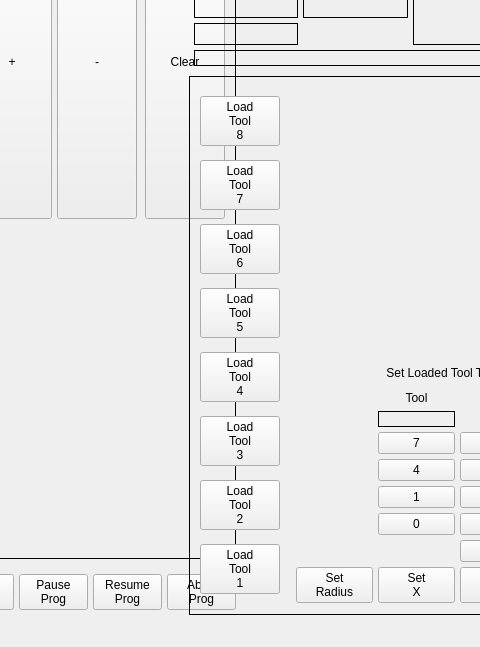
Above: mill_touch_v6/ui/mainwindow.ui from jethornton/mill_touch_v6 before the change; both pictures show x 559 to 1039 and y 121 to 768 of the 1280 by 768 pixel window. Below: the same form after it.
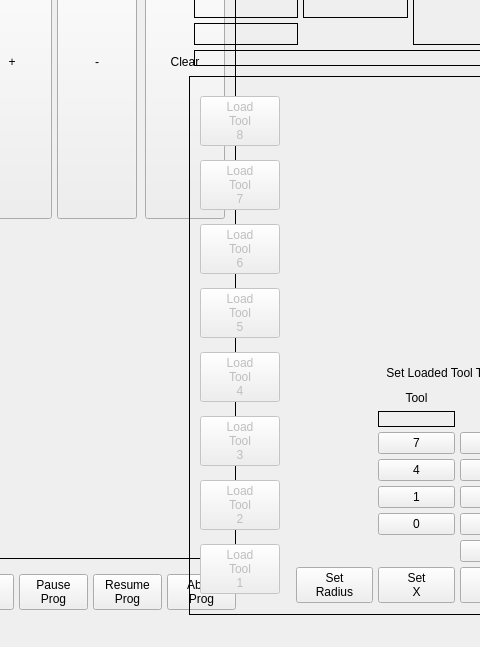
That is the form after the change. The open tabs and pages were chosen to show the change. Custom widgets are drawn as their Qt base class.

Commit message: make tool select enabled after machine enable

Patch:
```diff
--- a/mill_touch_v6/ui/mainwindow.ui
+++ b/mill_touch_v6/ui/mainwindow.ui
@@ -5887,8 +5887,11 @@
          <widget class="QWidget" name="page_15">
           <layout class="QHBoxLayout" name="horizontalLayout_11">
            <item>
-            <widget class="QWidget" name="verticalWidget" native="true">
-             <layout class="QVBoxLayout" name="verticalLayout_12">
+            <widget class="VCPWidget" name="widget">
+             <property name="rules" stdset="0">
+              <string>[{&quot;channels&quot;: [{&quot;url&quot;: &quot;status:enabled&quot;, &quot;trigger&quot;: true}], &quot;property&quot;: &quot;Enable&quot;, &quot;expression&quot;: &quot;ch[0]&quot;, &quot;name&quot;: &quot;Enabled&quot;}]</string>
+             </property>
+             <layout class="QVBoxLayout" name="verticalLayout_18">
               <property name="spacing">
                <number>5</number>
               </property>
@@ -5907,7 +5910,7 @@
               <item>
                <widget class="MDIButton" name="mdibutton_25">
                 <property name="enabled">
-                 <bool>true</bool>
+                 <bool>false</bool>
                 </property>
                 <property name="text">
                  <string>Load
@@ -5922,7 +5925,7 @@
               <item>
                <widget class="MDIButton" name="mdibutton_24">
                 <property name="enabled">
-                 <bool>true</bool>
+                 <bool>false</bool>
                 </property>
                 <property name="text">
                  <string>Load
@@ -5937,7 +5940,7 @@
               <item>
                <widget class="MDIButton" name="mdibutton_23">
                 <property name="enabled">
-                 <bool>true</bool>
+                 <bool>false</bool>
                 </property>
                 <property name="text">
                  <string>Load
@@ -5952,7 +5955,7 @@
               <item>
                <widget class="MDIButton" name="mdibutton_22">
                 <property name="enabled">
-                 <bool>true</bool>
+                 <bool>false</bool>
                 </property>
                 <property name="text">
                  <string>Load
@@ -5967,7 +5970,7 @@
               <item>
                <widget class="MDIButton" name="mdibutton_21">
                 <property name="enabled">
-                 <bool>true</bool>
+                 <bool>false</bool>
                 </property>
                 <property name="text">
                  <string>Load
@@ -5982,7 +5985,7 @@
               <item>
                <widget class="MDIButton" name="mdibutton_20">
                 <property name="enabled">
-                 <bool>true</bool>
+                 <bool>false</bool>
                 </property>
                 <property name="text">
                  <string>Load
@@ -5997,7 +6000,7 @@
               <item>
                <widget class="MDIButton" name="mdibutton_19">
                 <property name="enabled">
-                 <bool>true</bool>
+                 <bool>false</bool>
                 </property>
                 <property name="text">
                  <string>Load
@@ -6012,7 +6015,7 @@
               <item>
                <widget class="MDIButton" name="mdibutton_18">
                 <property name="enabled">
-                 <bool>true</bool>
+                 <bool>false</bool>
                 </property>
                 <property name="text">
                  <string>Load
```
